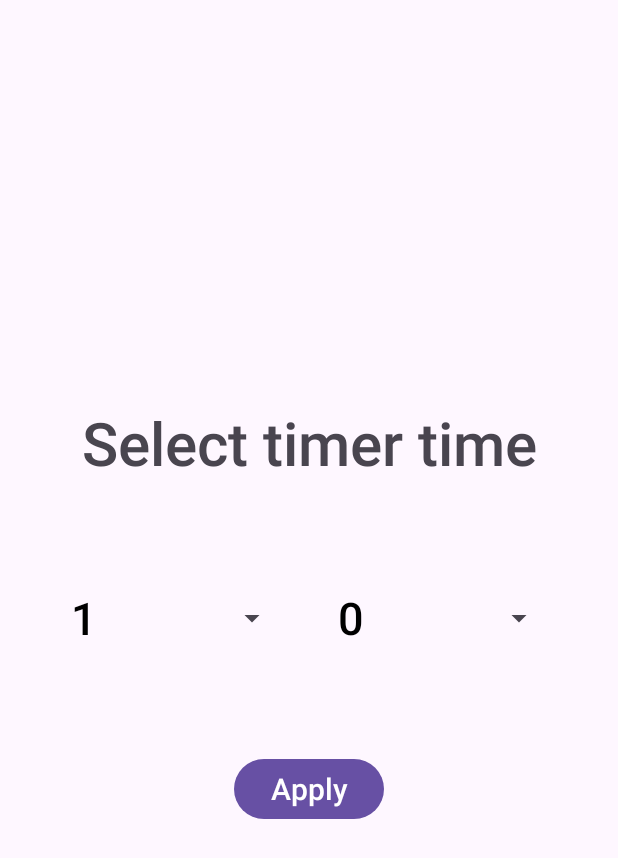
After one commit to Vexyzy/AllInOneFitness, an Android app: the TimerSettings screen opened directly, with no data from a screen before it, on a phone screen of 412 x 824 dp. The commit adds this screen. Shown: the top 858 px of the screen. Run offline under Robolectric (Android 15) with nearby library versions, the phone set to English and light mode, and no system bars.

Commit message:
The method for switching timer time has been changed.

```diff
--- a/app/src/main/java/com/example/all_in_one_fitness/MainActivity.kt
+++ b/app/src/main/java/com/example/all_in_one_fitness/MainActivity.kt
@@ -27,6 +27,11 @@ class MainActivity : AppCompatActivity(){
 
         val sensorManager = getSystemService(SENSOR_SERVICE) as SensorManager
         val bottomNavigation: BottomNavigationView = findViewById(R.id.bottomNavigation)
+        if(TimerFragment.isNewTimeSet)
+        {
+            replaceFragment(TimerFragment())
+            bottomNavigation.selectedItemId = R.id.nav_timers;
+        }
         bottomNavigation.setOnItemSelectedListener {
             when(it.itemId){
                 R.id.nav_steps -> {
--- /dev/null
+++ b/app/src/main/java/com/example/all_in_one_fitness/timer/TimerSettings.kt
@@ -0,0 +1,96 @@
+package com.example.all_in_one_fitness.timer
+
+import android.content.Intent
+import android.graphics.Color
+import android.os.Bundle
+import android.view.View
+import android.widget.AdapterView
+import android.widget.ArrayAdapter
+import android.widget.Button
+import android.widget.Spinner
+import android.widget.TextView
+import android.widget.Toast
+import androidx.appcompat.app.AppCompatActivity
+import com.example.all_in_one_fitness.MainActivity
+import com.example.all_in_one_fitness.R
+import kotlin.math.min
+
+
+class TimerSettings : AppCompatActivity() {
+    override fun onCreate(savedInstanceState: Bundle?) {
+        super.onCreate(savedInstanceState)
+        setContentView(R.layout.activity_timer_settings)
+
+        val spinnerMinutes: Spinner = findViewById(R.id.spinner_minutes)
+        val spinnerSeconds: Spinner = findViewById(R.id.spinner_seconds)
+        val btnApply: Button = findViewById(R.id.apply)
+        var minutes = 1
+        var seconds = 0
+
+
+        val numberMinutesList = arrayListOf<String>("1")
+        val numberSecondsList = arrayListOf<String>("0")
+        for(i in 1..60)
+        {
+            numberMinutesList.add(i.toString())
+            numberSecondsList.add(i.toString())
+        }
+
+        numberMinutesList.removeAt(0)
+
+        val listMinutesAdapter = ArrayAdapter<String>(
+            this,
+            R.layout.spinner_item,
+            numberMinutesList,
+        )
+        val listSecondsAdapter = ArrayAdapter<String>(
+            this,
+            R.layout.spinner_item,
+            numberSecondsList,
+        )
+
+        listMinutesAdapter.setDropDownViewResource(R.layout.spinner_dropdown_item)
+        listSecondsAdapter.setDropDownViewResource(R.layout.spinner_dropdown_item)
+
+        spinnerMinutes.adapter = listMinutesAdapter
+        spinnerSeconds.adapter = listSecondsAdapter
+
+        spinnerMinutes.onItemSelectedListener = object : AdapterView.OnItemSelectedListener {
+            override fun onItemSelected(
+                parent: AdapterView<*>?,
+                itemSelected: View, selectedItemPosition: Int, selectedId: Long,
+            ) {
+//                val toast = Toast.makeText(
+//                    applicationContext,
+//                    "Ваш выбор: " + numberList[selectedItemPosition], Toast.LENGTH_SHORT
+//                )
+                minutes = numberMinutesList[selectedItemPosition].toInt()
+                //toast.show()
+            }
+
+            override fun onNothingSelected(parent: AdapterView<*>?) {}
+        }
+        spinnerSeconds.onItemSelectedListener = object : AdapterView.OnItemSelectedListener {
+            override fun onItemSelected(
+                parent: AdapterView<*>?,
+                itemSelected: View, selectedItemPosition: Int, selectedId: Long,
+            ) {
+//                val toast = Toast.makeText(
+//                    applicationContext,
+//                    "Ваш выбор: " + numberList[selectedItemPosition], Toast.LENGTH_SHORT
+//                )
+                seconds = numberSecondsList[selectedItemPosition].toInt()
+                //toast.show()
+            }
+
+            override fun onNothingSelected(parent: AdapterView<*>?) {}
+        }
+
+        btnApply.setOnClickListener {
+            TimerFragment.timerLenInt = minutes * 60 + seconds
+            TimerFragment.isNewTimeSet = true
+            val intent = Intent(this, MainActivity::class.java)
+            startActivity(intent)
+        }
+    }
+}
--- a/app/src/main/java/com/example/all_in_one_fitness/timer/util/PrefUtil.kt
+++ b/app/src/main/java/com/example/all_in_one_fitness/timer/util/PrefUtil.kt
@@ -10,7 +10,7 @@ class PrefUtil {
 
         fun getTimerLength(context: Context): Long{
             //placeholder
-            return 210L
+            return TimerFragment.timerLenInt.toLong()
         }
 
         private const val PREVIOUS_TIMER_LENGTH_SECONDS_ID = "com.example.all_in_one_fitness.timer" +
--- /dev/null
+++ b/app/src/main/res/layout/activity_timer_settings.xml
@@ -0,0 +1,52 @@
+<?xml version="1.0" encoding="utf-8"?>
+<androidx.constraintlayout.widget.ConstraintLayout xmlns:android="http://schemas.android.com/apk/res/android"
+    xmlns:app="http://schemas.android.com/apk/res-auto"
+    xmlns:tools="http://schemas.android.com/tools"
+    android:layout_width="match_parent"
+    android:layout_height="match_parent"
+    tools:context=".timer.TimerSettings">
+
+
+    <TextView
+        android:layout_width="wrap_content"
+        android:layout_height="wrap_content"
+        android:layout_marginBottom="40dp"
+        android:fontFamily="sans-serif-medium"
+        android:text="Select timer time"
+        android:textSize="40sp"
+        app:layout_constraintBottom_toTopOf="@+id/spinner_minutes"
+        app:layout_constraintEnd_toEndOf="parent"
+        app:layout_constraintStart_toStartOf="parent" />
+
+    <Button
+        android:id="@+id/apply"
+        android:layout_width="wrap_content"
+        android:layout_height="wrap_content"
+        android:layout_marginTop="40dp"
+        android:fontFamily="sans-serif-medium"
+        android:text="Apply"
+
+        android:textSize="20sp"
+        app:layout_constraintEnd_toEndOf="parent"
+        app:layout_constraintStart_toStartOf="parent"
+        app:layout_constraintTop_toBottomOf="@+id/spinner_minutes" />
+
+    <Spinner
+        android:id="@+id/spinner_minutes"
+        android:layout_width="150dp"
+        android:layout_height="100dp"
+        android:layout_marginStart="42dp"
+        app:layout_constraintBottom_toBottomOf="parent"
+        app:layout_constraintStart_toStartOf="parent"
+        app:layout_constraintTop_toTopOf="parent" />
+
+    <Spinner
+        android:id="@+id/spinner_seconds"
+        android:layout_width="150dp"
+        android:layout_height="100dp"
+        android:layout_marginEnd="42dp"
+        app:layout_constraintBottom_toBottomOf="parent"
+        app:layout_constraintEnd_toEndOf="parent"
+        app:layout_constraintTop_toTopOf="parent" />
+
+</androidx.constraintlayout.widget.ConstraintLayout>
--- a/app/src/main/res/layout/fragment_steps.xml
+++ b/app/src/main/res/layout/fragment_steps.xml
@@ -24,7 +24,7 @@
     <TextView
         android:layout_width="wrap_content"
         android:layout_height="wrap_content"
-        android:text="ver_lion"
+        android:text="ver_lion_2"
         android:textSize="20sp"
         app:layout_constraintStart_toStartOf="parent"
         app:layout_constraintTop_toTopOf="parent" />
--- /dev/null
+++ b/app/src/main/res/layout/spinner_item.xml
@@ -0,0 +1,11 @@
+<?xml version="1.0" encoding="utf-8"?>
+<TextView
+    xmlns:android="http://schemas.android.com/apk/res/android"
+    android:layout_width="match_parent"
+    android:layout_height="wrap_content"
+    android:textSize="30sp"
+    android:fontFamily="sans-serif-medium"
+    android:gravity="left"
+    android:textColor="@color/black"
+    android:padding="5dip"
+    />
--- a/app/src/main/res/values/themes.xml
+++ b/app/src/main/res/values/themes.xml
@@ -6,4 +6,5 @@
     </style>
 
     <style name="Theme.AllinoneFitness" parent="Base.Theme.AllinoneFitness" />
+
 </resources>
```
Also changed, not shown: app/src/main/AndroidManifest.xml (+12 -8 lines), app/src/main/java/com/example/all_in_one_fitness/Dialog.kt (deleted, +0 -29 lines), app/src/main/java/com/example/all_in_one_fitness/timer/TimerFragment.kt (+11 -25 lines), app/src/main/res/layout/fragment_timer.xml (+0 -11 lines), app/src/main/res/layout/spinner_dropdown_item.xml (added, +11 -0 lines).
